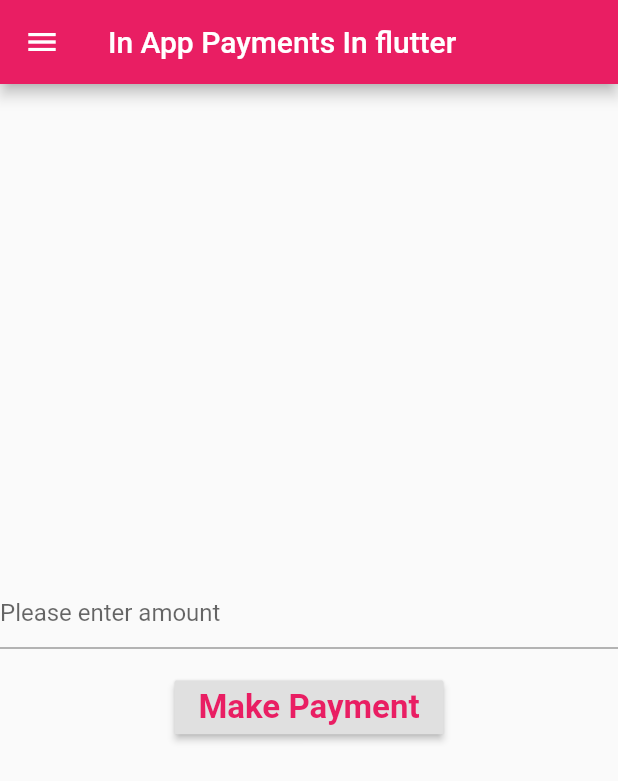
After one commit to AnimeshSinha1309/library-management, a Flutter app: the RazorPayPage screen opened by its route, in the side drawer, after a tap on "Make Payment", on a phone screen of 412 x 824 dp. The commit adds this screen. Shown: the top 781 px of the screen. Run offline on Flutter 3.47's test engine with Material 2 defaults, Android fonts, the phone set to English and light mode, and no system bars; our stand-ins replace cloud_firestore, firebase_auth, flutter_tags, fluttertoast, google_sign_in, shared_preferences; missing offline and left inert: barcode_scan, firebase_auth_web, firebase_core_web, flappy_search_bar, fuzzy, google_sign_in_web and 1 more; accounts and stored records are empty; network calls fail.

Commit message:
working payment through razorpay

```diff
--- a/libmate/lib/main.dart
+++ b/libmate/lib/main.dart
@@ -12,6 +12,7 @@
 import 'package:libmate/views/request.dart';
 import 'package:libmate/views/search.dart';
 import 'package:libmate/views/issued.dart';
+import 'package:libmate/views/razorpay.dart';
 import 'package:fuzzy/fuzzy.dart';
 
 void main() => runApp(MyApp());
@@ -90,6 +91,7 @@
                 '/home': (BuildContext context) =>
                     new Home(loggedIn: usermodel.isLoggedIn()),
                 '/search': (BuildContext context) => new SearchPage(fuse: fuse),
+                '/payfines':(BuildContext context) => new RazorPayPage(),
                 '/contribute': (BuildContext context) => new ContributePage(),
                 '/issued': (BuildContext context) => new IssuedPage(),
                 '/friends': (BuildContext context) => new FriendsPage(),
--- a/libmate/lib/views/drawer.dart
+++ b/libmate/lib/views/drawer.dart
@@ -43,20 +43,15 @@
       _DrawerViewItem(Icons.home, 'Home', '/home').build(context),
       _DrawerViewItem(Icons.search, 'Search', '/search').build(context),
       _DrawerViewItem(Icons.location_on, 'Guide', '/guide').build(context),
-      _DrawerViewItem(Icons.file_upload, 'Contribute Info', '/contribute')
-          .build(context),
-      _DrawerViewItem(Icons.library_books, 'Issued Books', '/issued')
-          .build(context),
+      _DrawerViewItem(Icons.file_upload, 'Contribute Info', '/contribute').build(context),
+      _DrawerViewItem(Icons.library_books, 'Issued Books', '/issued').build(context),
+      _DrawerViewItem(Icons.library_books, 'Pay fine', '/payfines').build(context),
       _DrawerViewItem(Icons.people, 'Friends', '/friends').build(context),
-      _DrawerViewItem(Icons.library_books, 'Reading List', '/goals')
-          .build(context),
-      _DrawerViewItem(Icons.card_membership, 'Library Card', '/libcard')
-          .build(context),
-      _DrawerViewItem(Icons.library_add, 'Request Books', '/request')
-          .build(context),
+      _DrawerViewItem(Icons.library_books, 'Reading List', '/goals').build(context),
+      _DrawerViewItem(Icons.card_membership, 'Library Card', '/libcard').build(context),
+      _DrawerViewItem(Icons.library_add, 'Request Books', '/request').build(context),
       Divider(color: Colors.grey, thickness: 0.5),
-      _DrawerViewItem(Icons.account_circle, 'Accounts', '/accounts')
-          .build(context),
+      _DrawerViewItem(Icons.account_circle, 'Accounts', '/accounts').build(context),
       _DrawerViewItem(Icons.info, 'About', '/about').build(context),
     ];
   }
--- /dev/null
+++ b/libmate/lib/views/razorpay.dart
@@ -0,0 +1,107 @@
+// Copyright 2018 The SevenRE Authors. All rights reserved.
+// Use of this source code is governed by a BSD-style license that can be
+// found in the LICENSE file.
+import 'package:flutter/material.dart';
+import 'dart:async';
+import 'package:razorpay_flutter/razorpay_flutter.dart';
+import 'package:fluttertoast/fluttertoast.dart';
+import 'package:flutter/services.dart';
+import 'package:libmate/views/drawer.dart';
+
+
+class RazorPayPage extends StatefulWidget {
+  @override
+  _RazorPayPageState createState() => new _RazorPayPageState();
+}
+
+class _RazorPayPageState extends State<RazorPayPage> {
+  int totalAmount = 0;
+  Razorpay _razorpay;
+  @override
+  void initState(){
+    _razorpay = Razorpay();
+    _razorpay.on(Razorpay.EVENT_PAYMENT_SUCCESS, _handlePaymentSuccess);
+    _razorpay.on(Razorpay.EVENT_PAYMENT_ERROR, _handlePaymentError);
+    _razorpay.on(Razorpay.EVENT_EXTERNAL_WALLET, _handleExternalWallet);
+  }
+  @override
+  void dispose(){
+    //TODO: implement dispose
+    super.dispose();
+    _razorpay.clear();
+  }
+  void openCheckout() async{
+    var options = {
+      'key': 'rzp_test_U4H7R8ZUFz2iHt',
+      'amount': totalAmount*100,
+      'name': "Andaman College Library",
+      'description': 'Test Payment fine',
+      'prefill': {'contact':'','email':''},
+      'external':{
+        'wallets': ['paytm']
+      }
+    };
+    try{
+      _razorpay.open(options);
+    }
+    catch(e){
+      debugPrint(e);
+    }
+  }
+  void _handlePaymentSuccess(PaymentSuccessResponse,response){
+    Fluttertoast.showToast(msg: "SUCCESS: "+ response.paymentId);
+  }
+  void _handlePaymentError(PaymentErrorResponse,response){
+    Fluttertoast.showToast(msg: "ERROR: "+ response.code.toString()+"-"+response.message);
+  }
+  void _handleExternalWallet(ExternalWalletResponse,response){
+    Fluttertoast.showToast(msg: "EXTERNAL WALLET: "+ response.walletName);
+  }
+  @override
+  Widget build(BuildContext context) {
+    return Scaffold(
+        appBar: AppBar(
+            title: Text(
+                'In App Payments In flutter'
+            )
+        ),
+        drawer: AppDrawer(),
+        body: Center(
+            child: Column(
+              mainAxisAlignment: MainAxisAlignment.center,
+              children: <Widget>[
+                LimitedBox(
+                  maxWidth: 150.0,
+                  child: TextField(
+                    keyboardType: TextInputType.number,
+                    decoration: InputDecoration(
+                        hintText: 'Please enter amount'
+                    ),
+                    onChanged: (value){
+                      setState(() {
+                        totalAmount = num.parse(value);
+                      });
+                    },
+                  ),
+                ),
+                SizedBox(
+                  height: 15.0,
+                ),
+                RaisedButton(
+                  child: Text('Make Payment',
+                      style: TextStyle(
+                          color: Colors.pink,
+                          fontSize: 22.0,
+                          fontWeight: FontWeight.bold
+                      )
+                  ), onPressed: (){
+                  openCheckout();
+                },
+                )
+              ],
+            )
+        )
+    );
+
+  }
+}
--- a/libmate/pubspec.yaml
+++ b/libmate/pubspec.yaml
@@ -24,7 +24,9 @@
   # Use with the CupertinoIcons class for iOS style icons.
   cupertino_icons: ^0.1.2
   flutter_tags: ^0.4.8+2
-
+  #payments
+  razorpay_flutter: ^1.2.2
+  fluttertoast: ^7.0.1+1
   # Other utilities essential to the app
   barcode_scan: 1.0.0
 
```
Also changed, not shown: libmate/pubspec.lock.
